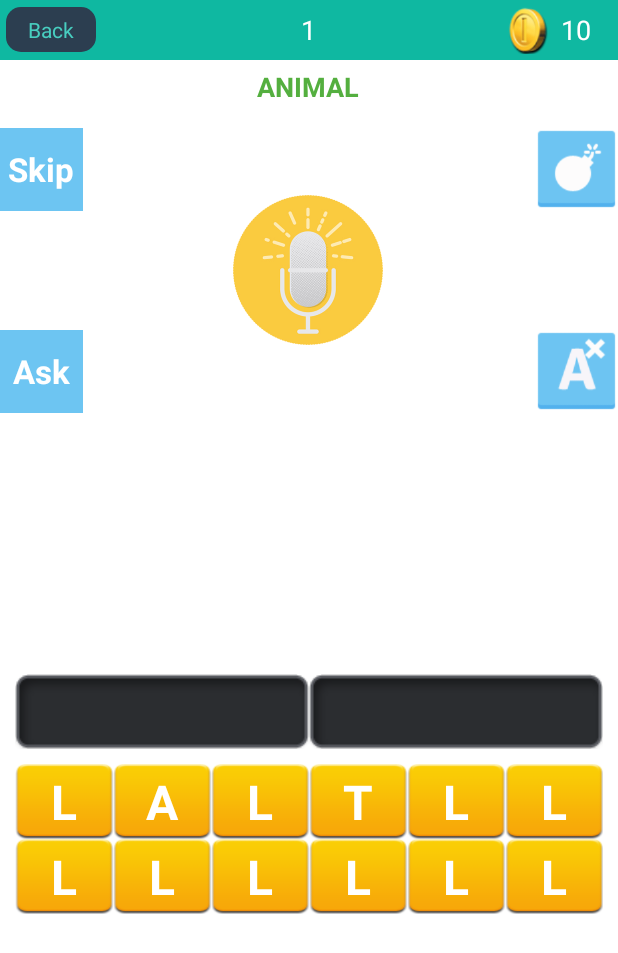
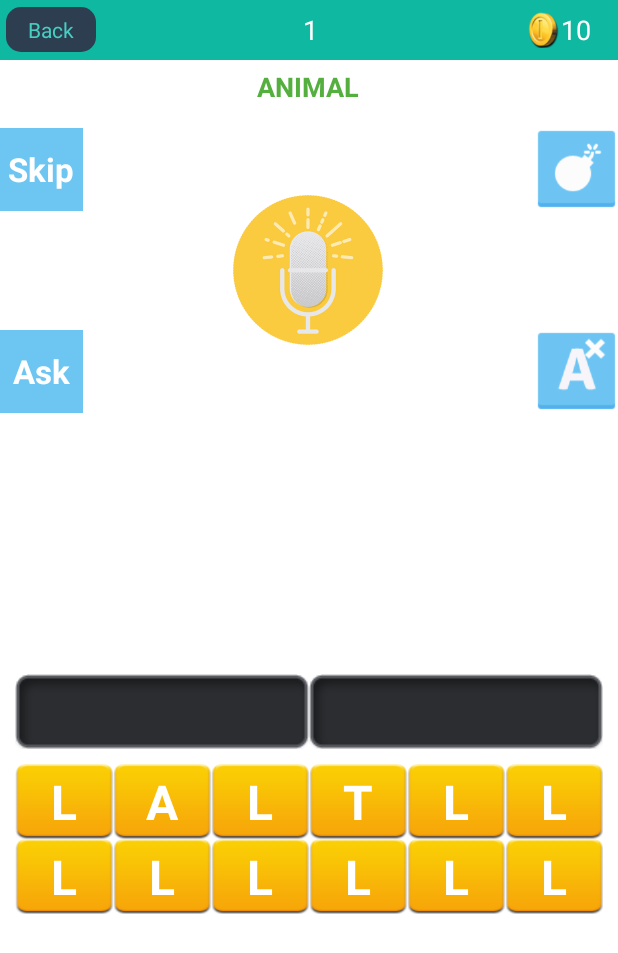
Before and after one commit to waelkhatib/Guess_the_sound, an Android app: the screen it shows after launch (TheGame), after a tap on "Lets Play", on a phone screen of 412 x 824 dp. Shown: the top 953 px of the screen. Run offline under Robolectric (Android 15) with nearby library versions, the phone set to English and light mode, and no system bars; our stand-ins replace AdMob.

Commit message:
fix warning part 1

```diff
--- a/app/src/main/AndroidManifest.xml
+++ b/app/src/main/AndroidManifest.xml
@@ -14,7 +14,8 @@
         android:supportsRtl="true"
         android:label="@string/app_name"
         android:name="android.support.multidex.MultiDexApplication"
-        android:theme="@android:style/Theme.Black.NoTitleBar" >
+        android:theme="@android:style/Theme.Black.NoTitleBar"
+        android:fullBackupContent="@xml/backup_descriptor">
         <activity
             android:name="com.gkcrop.guessthesound.SplashActivity"
             android:label="@string/app_name" >
--- a/app/src/main/java/com/gkcrop/guessthesound/MainActivity.java
+++ b/app/src/main/java/com/gkcrop/guessthesound/MainActivity.java
@@ -35,10 +35,9 @@ public class MainActivity extends Activity {
 	Button GooglePlayApps;
 	Button LetsPlay;
 	Context context;
-	Button movieShadow;
+	//Button movieShadow;
 	Button resButton;
-	private AdView mAdView;
-	private InterstitialAd mInterstitial;
+    private InterstitialAd mInterstitial;
     private  final int INTERNET_FOR_STORE=1;
     private  final int ACCESS_NETWORK_STATE_FOR_STORE=2;
     private  final int INTERNET_FOR_FACEBOOK=3;
@@ -48,7 +47,7 @@ public class MainActivity extends Activity {
 		super.onCreate(savedInstanceState);
 		setContentView(R.layout.activity_main);
 
-		mAdView = (AdView) findViewById(R.id.adView);
+        AdView mAdView = (AdView) findViewById(R.id.adView);
 		mAdView.loadAd(new AdRequest.Builder().build());
 
 		mInterstitial = new InterstitialAd(this);
@@ -277,8 +276,7 @@ public class MainActivity extends Activity {
 
 	public boolean fileExist(){
 		File file = new File(getFilesDir()+File.separator+"thewords.dat");
-		if(file.exists()){return true;}
-		else{return false;}
+		return file.exists();
 	}
 
 	private void writeData(String dataStr){
@@ -303,11 +301,11 @@ public class MainActivity extends Activity {
 		}else
 		if(requestCode==INTERNET_FOR_STORE && grantResults.length>0
 				&& grantResults[0] == PackageManager.PERMISSION_GRANTED){
-			connect_to_SyriaStore();
+			check_connect_to_store();
 		}else
-			if(requestCode==INTERNET_FOR_FACEBOOK && grantResults.length>0
-					&& grantResults[0] == PackageManager.PERMISSION_GRANTED){
-				connect_to_facebook();
+		if(requestCode==INTERNET_FOR_FACEBOOK && grantResults.length>0
+				&& grantResults[0] == PackageManager.PERMISSION_GRANTED){
+			check_connect_facebook();
 		}
 
 	}
--- a/app/src/main/java/com/gkcrop/guessthesound/TheGame.java
+++ b/app/src/main/java/com/gkcrop/guessthesound/TheGame.java
@@ -36,7 +36,9 @@ import android.graphics.Bitmap;
 import android.graphics.Color;
 import android.graphics.Typeface;
 import android.graphics.drawable.ColorDrawable;
+import android.graphics.drawable.Drawable;
 import android.media.AudioManager;
+import android.media.MediaPlayer;
 import android.media.SoundPool;
 import android.media.SoundPool.OnLoadCompleteListener;
 import android.net.Uri;
@@ -51,6 +53,7 @@ import android.util.DisplayMetrics;
 import android.view.Gravity;
 import android.view.View;
 import android.view.View.OnClickListener;
+import android.view.ViewTreeObserver;
 import android.view.animation.Animation;
 import android.view.animation.AnimationUtils;
 import android.widget.Button;
@@ -82,9 +85,8 @@ public class TheGame extends Activity {
 			"W", "X", "Y", "Z" };
 	private String[] word_array;
 	private String theWord = "999";
-	private String resultWord = "";
-	public Button[] randBtn;
-
+    public Button[] randBtn;
+	MediaPlayer suc,fal;
 
 	SoundPool soundPool;
 	Context mContext;
@@ -117,7 +119,8 @@ public class TheGame extends Activity {
 		mContext=TheGame.this;
 		sb = new StringBuilder();
 		sb.append(Environment.getExternalStorageDirectory().toString()).append(File.separator).append(getString(R.string.app_name));
-
+		suc=MediaPlayer.create(TheGame.this, R.raw.suc);
+		fal=MediaPlayer.create(TheGame.this, R.raw.fal);
 		txt_ribon=(TextView)findViewById(R.id.txt_ribon);
 		btn_first=(Button)findViewById(R.id.button5);
 		btn_bomb=(Button)findViewById(R.id.button4);
@@ -130,7 +133,18 @@ public class TheGame extends Activity {
 		animation.setFillAfter(false);
 		animation.setRepeatCount(0x186a0);
 		button.startAnimation(animation);
-
+		final TextView coins_txt = (TextView) findViewById(R.id.textView1);
+		coins_txt.getViewTreeObserver()
+				.addOnGlobalLayoutListener(new ViewTreeObserver.OnGlobalLayoutListener() {
+					@Override
+					public void onGlobalLayout() {
+						Drawable img = getResources().getDrawable(
+								R.drawable.coin);
+						img.setBounds(0, 0, img.getIntrinsicWidth() * coins_txt.getMeasuredHeight() / img.getIntrinsicHeight(), coins_txt.getMeasuredHeight());
+						coins_txt.setCompoundDrawables(img, null, null, null);
+						coins_txt.getViewTreeObserver().removeOnGlobalLayoutListener(this);
+					}
+				});
 		AdView adView = (AdView) this.findViewById(R.id.adView);
 		adView.loadAd(new AdRequest.Builder().build());
 
@@ -175,7 +189,7 @@ public class TheGame extends Activity {
 			randomChars();
 			TextView lvl_txt = (TextView) findViewById(R.id.textView2);
 			lvl_txt.setText(" " + lvl + " ");
-			TextView coins_txt = (TextView) findViewById(R.id.textView1);
+
 			coins_txt.setText(coins);
 		}
 		else
@@ -555,7 +569,7 @@ public class TheGame extends Activity {
 	// Function that check if the word is correct and showing correct/wrong
 	// dialog
 	private void createResult() {
-		resultWord = "";
+        String resultWord = "";
 		for (int i = 0; i < word_array.length; i++) {
 			if (word_btn[i].getText() != "") {
 				resultWord += word_btn[i].getText();
@@ -565,8 +579,10 @@ public class TheGame extends Activity {
 		if (resultWord.length() == word_array.length) {
 			if (resultWord.equalsIgnoreCase(theWord)) {
 				showMyDialog(1, null);
+				suc.start();
 			} else {
 				showMyDialog(2, null);
+				fal.start();
 			}
 		}
 	}
--- a/app/src/main/res/layout/activity_main.xml
+++ b/app/src/main/res/layout/activity_main.xml
@@ -23,7 +23,7 @@
         android:layout_centerHorizontal="true"
         android:text="@string/lets_play"
         android:textColor="#48cec0"
-        android:textSize="16dp"
+        android:textSize="16sp"
         android:textStyle="bold"
         android:layout_marginTop="20.0dip"
         android:layout_marginBottom="19dip"
@@ -59,7 +59,7 @@
         android:id="@+id/imageView2"
         android:layout_width="180.0dip"
         android:layout_height="105.0dip"
-        android:layout_alignLeft="@+id/imageView1"
+        android:layout_alignStart="@+id/imageView1"
         android:layout_alignParentTop="true"
         android:layout_marginTop="14.0dip"
         android:src="@drawable/title"
@@ -70,7 +70,7 @@
         android:id="@+id/adView"
         android:layout_width="match_parent"
         android:layout_height="wrap_content"
-        android:layout_alignParentLeft="true"
+        android:layout_alignParentStart="true"
         android:layout_alignParentBottom="true"
         ads:adSize="BANNER"
         ads:adUnitId="@string/admob_publisher_id" />
--- a/app/src/main/res/layout/dialog.xml
+++ b/app/src/main/res/layout/dialog.xml
@@ -31,7 +31,7 @@
             android:layout_width="wrap_content"
             android:layout_height="wrap_content"
             android:layout_gravity="center_vertical"
-            android:text="+5"
+            android:text="@string/_5"
             android:textAppearance="?android:attr/textAppearanceLarge"
             android:textSize="32sp"
             android:textStyle="bold" />
--- a/app/src/main/res/layout/game_layout.xml
+++ b/app/src/main/res/layout/game_layout.xml
@@ -12,8 +12,8 @@
         android:id="@+id/relativeLayout1"
         android:layout_width="wrap_content"
         android:layout_height="40.0dip"
-        android:layout_alignParentLeft="true"
-        android:layout_alignParentRight="true"
+        android:layout_alignParentStart="true"
+        android:layout_alignParentEnd="true"
         android:layout_alignParentTop="true"
         android:background="#ff0fb8a1"
         android:padding="4.0dip" >
@@ -24,37 +24,34 @@
             android:layout_height="30.0dip"
             android:textColor="#48cec0"
             android:text="@string/back"
-            android:layout_alignParentLeft="true"
+            android:layout_alignParentStart="true"
             android:layout_centerVertical="true"
             android:background="@drawable/round_rect_dark" />
 
         <TextView
             android:id="@+id/textView2"
+            android:layout_toStartOf="@id/textView1"
+            android:layout_toEndOf="@id/button1"
             android:layout_width="wrap_content"
             android:layout_height="wrap_content"
             android:layout_centerVertical="true"
             android:layout_centerHorizontal="true"
+            android:gravity="center_horizontal"
             android:text=""
+            android:layout_marginStart="8dp"
+            android:layout_marginEnd="8dp"
             android:textAppearance="?android:textAppearanceMedium" />
 
         <TextView
             android:id="@+id/textView1"
             android:layout_width="wrap_content"
             android:layout_height="wrap_content"
-            android:layout_alignParentRight="true"
+            android:layout_alignParentEnd="true"
             android:layout_centerVertical="true"
-            android:layout_marginRight="14.0dip"
+            android:layout_marginEnd="14.0dip"
             android:text=""
+            android:gravity="center_vertical"
             android:textAppearance="?android:textAppearanceMedium" />
-
-        <ImageView
-            android:id="@+id/imageView2"
-            android:layout_width="wrap_content"
-            android:layout_height="wrap_content"
-            android:layout_centerVertical="true"
-            android:layout_toLeftOf="@+id/textView1"
-            android:src="@drawable/coin"
-            android:contentDescription="@string/app_name" />
     </RelativeLayout>
 
     <RelativeLayout
@@ -62,8 +59,8 @@
         android:layout_width="wrap_content"
         android:layout_height="50.0dip"
         android:layout_alignParentBottom="true"
-        android:layout_alignParentLeft="true"
-        android:layout_alignParentRight="true" >
+        android:layout_alignParentStart="true"
+        android:layout_alignParentEnd="true" >
 
         <com.google.android.gms.ads.AdView
             android:id="@+id/adView"
@@ -77,8 +74,8 @@
         android:layout_width="wrap_content"
         android:layout_height="wrap_content"
         android:layout_above="@+id/relativeLayout2"
-        android:layout_alignParentLeft="true"
-        android:layout_alignParentRight="true"
+        android:layout_alignParentStart="true"
+        android:layout_alignParentEnd="true"
         android:layout_below="@+id/relativeLayout1"
         android:orientation="vertical"
         android:weightSum="1.0"
@@ -133,9 +130,9 @@
                 android:layout_height="55.0dip"
 
                 android:layout_alignBottom="@+id/imageView1"
-                android:layout_alignParentLeft="true"
+                android:layout_alignParentStart="true"
                 android:background="#6dc5f2"
-                android:textSize="22dp"
+                android:textSize="22sp"
                 android:textColor="@android:color/white"
                 android:textStyle="bold"
                 android:text="@string/ask"
@@ -146,17 +143,17 @@
                 android:layout_width="55.0dip"
                 android:layout_height="55.0dip"
                 android:layout_alignBottom="@+id/imageView1"
-                android:layout_alignParentRight="true"
+                android:layout_alignParentEnd="true"
                 android:background="@drawable/removeletterhint" />
 
             <Button
                 android:id="@+id/button3"
                 android:layout_width="55.0dip"
                 android:layout_height="55.0dip"
-                android:layout_alignParentLeft="true"
+                android:layout_alignParentStart="true"
                 android:layout_alignTop="@+id/imageView1"
                 android:background="#6dc5f2"
-                android:textSize="22dp"
+                android:textSize="22sp"
                 android:text="@string/skip"
                 android:textColor="@android:color/white"
                 android:textStyle="bold" />
@@ -165,7 +162,7 @@
                 android:id="@+id/button4"
                 android:layout_width="55.0dip"
                 android:layout_height="55.0dip"
-                android:layout_alignParentRight="true"
+                android:layout_alignParentEnd="true"
                 android:layout_alignTop="@+id/imageView1"
                 android:background="@drawable/bombhint" />
         </RelativeLayout>
@@ -175,8 +172,8 @@
             <LinearLayout
             android:layout_width="match_parent"
             android:layout_height="wrap_content"
-            android:layout_marginLeft="10dp"
-            android:layout_marginRight="10dp"
+            android:layout_marginStart="10dp"
+            android:layout_marginEnd="10dp"
             android:gravity="bottom"
             android:orientation="vertical" >
 
@@ -206,6 +203,7 @@
                     android:gravity="center"
                     android:text="@string/a"
                     android:textColor="#ffffff"
+                    style="?android:attr/borderlessButtonStyle"
                     android:textSize="32sp"
                     android:textStyle="bold" />
 
@@ -217,6 +215,7 @@
                     android:background="@drawable/wordbox"
                    android:text="@string/a"
                     android:textColor="#ffffff"
+                    style="?android:attr/borderlessButtonStyle"
                     android:textSize="32sp"
                     android:textStyle="bold" />
 
@@ -227,6 +226,7 @@
                     android:layout_weight="6"
                     android:background="@drawable/wordbox"
                     android:height="50dp"
+                    style="?android:attr/borderlessButtonStyle"
                    android:text="@string/a"
                     android:textColor="#ffffff"
                     android:textSize="32sp"
@@ -238,6 +238,7 @@
                     android:layout_height="50dp"
                     android:layout_weight="6"
                     android:background="@drawable/wordbox"
+                    style="?android:attr/borderlessButtonStyle"
                     android:height="50dp"
                    android:text="@string/a"
                     android:textColor="#ffffff"
@@ -252,6 +253,7 @@
                     android:background="@drawable/wordbox"
                     android:height="50dp"
                    android:text="@string/a"
+                    style="?android:attr/borderlessButtonStyle"
                     android:textColor="#ffffff"
                     android:textSize="32sp"
                     android:textStyle="bold" />
@@ -264,6 +266,7 @@
                     android:background="@drawable/wordbox"
                     android:height="50dp"
                    android:text="@string/a"
+                    style="?android:attr/borderlessButtonStyle"
                     android:textColor="#ffffff"
                     android:textSize="32sp"
                     android:textStyle="bold" />
@@ -280,6 +283,7 @@
                     android:layout_height="50dp"
                     android:layout_weight="6"
                     android:background="@drawable/wordbox"
+                    style="?android:attr/borderlessButtonStyle"
                     android:height="50dp"
                    android:text="@string/a"
                     android:textColor="#ffffff"
@@ -292,6 +296,7 @@
                     android:layout_height="50dp"
                     android:layout_weight="6"
                     android:background="@drawable/wordbox"
+                    style="?android:attr/borderlessButtonStyle"
                     android:height="50dp"
                    android:text="@string/a"
                     android:textColor="#ffffff"
@@ -307,6 +312,7 @@
                     android:height="50dp"
                    android:text="@string/a"
                     android:textColor="#ffffff"
+                    style="?android:attr/borderlessButtonStyle"
                     android:textSize="32sp"
                     android:textStyle="bold" />
 
@@ -317,6 +323,7 @@
                     android:layout_weight="6"
                     android:background="@drawable/wordbox"
                     android:height="50dp"
+                    style="?android:attr/borderlessButtonStyle"
                    android:text="@string/a"
                     android:textColor="#ffffff"
                     android:textSize="32sp"
@@ -332,6 +339,7 @@
                    android:text="@string/a"
                     android:textColor="#ffffff"
                     android:textSize="32sp"
+                    style="?android:attr/borderlessButtonStyle"
                     android:textStyle="bold" />
 
                 <Button
@@ -341,6 +349,7 @@
                     android:layout_weight="6"
                     android:background="@drawable/wordbox"
                     android:height="50dp"
+                    style="?android:attr/borderlessButtonStyle"
                    android:text="@string/a"
                     android:textColor="#ffffff"
                     android:textSize="32sp"
--- a/app/src/main/res/layout/splash.xml
+++ b/app/src/main/res/layout/splash.xml
@@ -19,7 +19,7 @@
         android:id="@+id/imageView2"
         android:layout_width="180.0dip"
         android:layout_height="105.0dip"
-        android:layout_alignLeft="@+id/imageView1"
+        android:layout_alignStart="@+id/imageView1"
         android:layout_alignParentTop="true"
         android:layout_marginTop="14.0dip"
         android:src="@drawable/title"
--- a/app/src/main/res/menu/main.xml
+++ b/app/src/main/res/menu/main.xml
@@ -1,9 +1,10 @@
-<menu xmlns:android="http://schemas.android.com/apk/res/android" >
+<menu xmlns:app="http://schemas.android.com/apk/res-auto"
+    xmlns:android="http://schemas.android.com/apk/res/android" >
 
     <item
         android:id="@+id/action_settings"
         android:orderInCategory="100"
-        android:showAsAction="never"
-        android:title="@string/action_settings"/>
+        android:title="@string/action_settings"
+        app:showAsAction="never" />
 
 </menu>
--- a/app/src/main/res/values/strings.xml
+++ b/app/src/main/res/values/strings.xml
@@ -10,7 +10,7 @@
     <string name="number_of_stage_ad">3</string>
 
     <!-- play store application link i.e more apps -->
-    <string name="play_more_apps">https://syriastore.sy/apps/com.gkcrop.guessthesound</string>
+    <string name="play_more_apps">https://www.syriastore.sy/app/com.gkcrop.guessthesound</string>
 
     <!-- your facebook url -->
     <string name="facebook_url">http://facebook.com</string>
@@ -56,5 +56,6 @@
     <string name="back">Back</string>
     <string name="continue1">Continue</string>
     <string name="try_again">Try Again</string>
+    <string name="_5" translatable="false">+5</string>
 
 </resources>
--- /dev/null
+++ b/app/src/main/res/xml/backup_descriptor.xml
@@ -0,0 +1,4 @@
+<?xml version="1.0" encoding="utf-8"?>
+<full-backup-content>
+    <!-- Exclude specific shared preferences that contain GCM registration Id -->
+</full-backup-content>
```
Also changed, not shown: app/build.gradle (+5 -3 lines), app/src/main/res/drawable/syriastore.png (deleted), 2065 other files.
